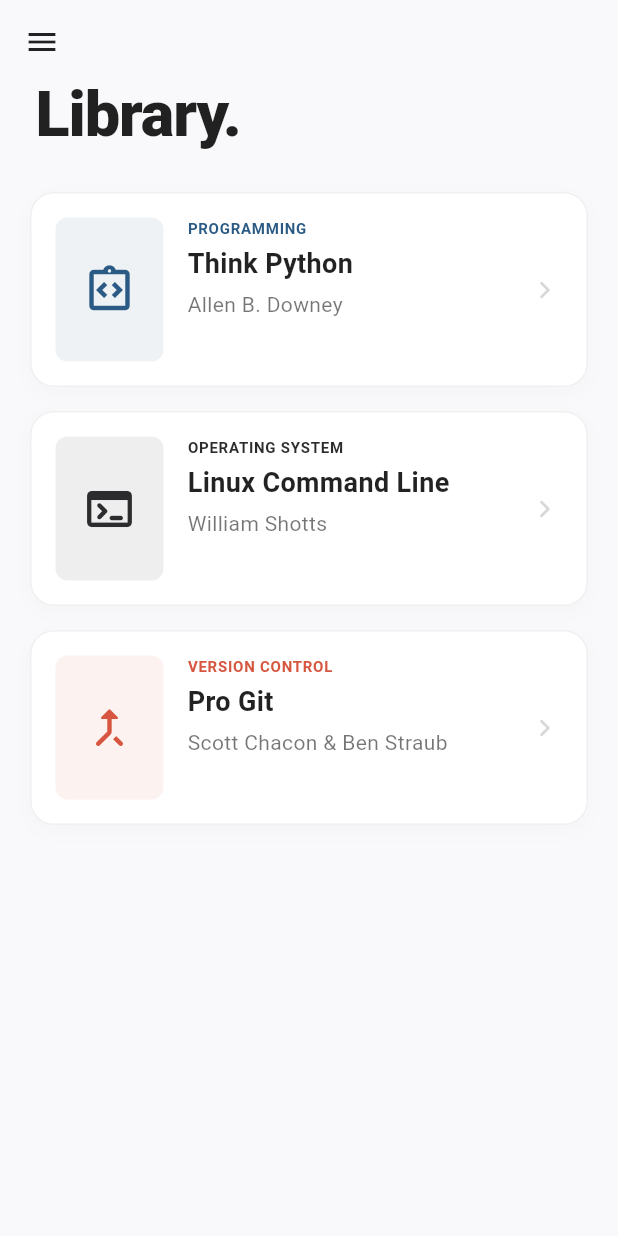
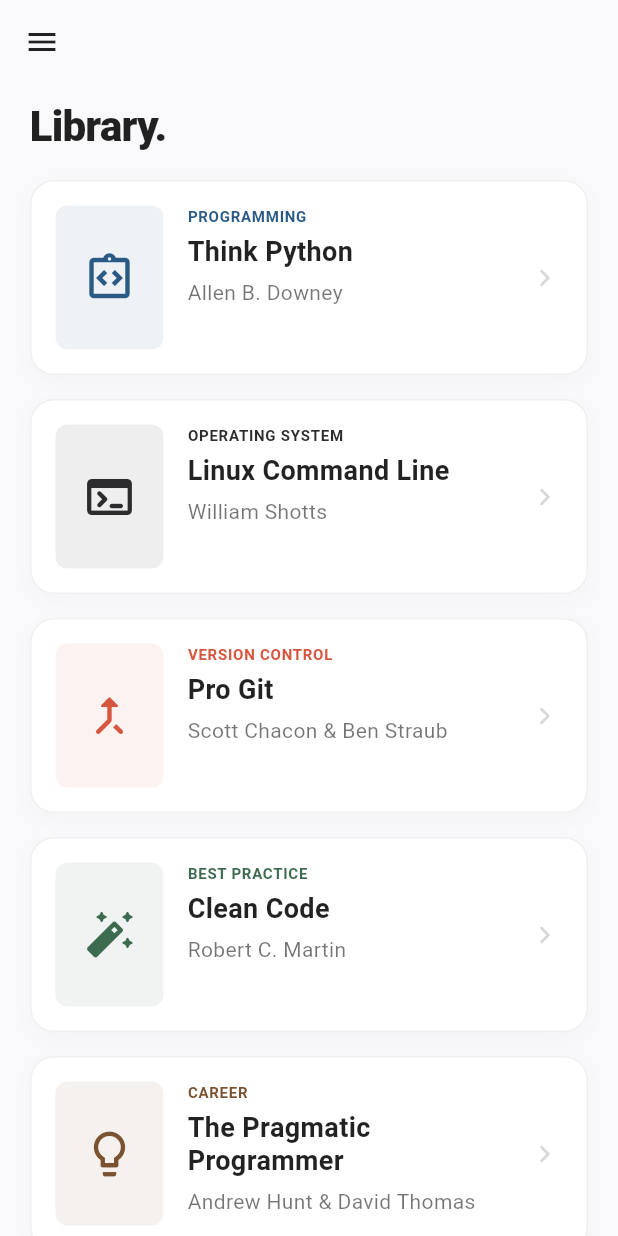
Before and after one commit to afrizalfikrii/l200230195-flutter-navigasi-dan-route, a Flutter app: the screen it shows after launch, on a phone screen of 412 x 824 dp. Run offline on Flutter 3.47's test engine with Material 3 defaults, Android fonts, the phone set to English and light mode, and no system bars; missing offline and left inert: syncfusion_flutter_pdfviewer.

Commit message:
update: 10 buku dan dokumentasi terbaru

```diff
--- a/lib/main.dart
+++ b/lib/main.dart
@@ -57,7 +57,78 @@
     themeColor: Color(0xFFD6563F), // Soft Terracotta
     category: 'Version Control',
   ),
+  const Book(
+    title: 'Clean Code',
+    author: 'Robert C. Martin',
+    description:
+        'Panduan menulis kode yang bersih, mudah dibaca, dan mudah dipelihara. Buku ini sangat populer di kalangan software developer profesional.',
+    pdfAsset: 'assets/pdf/cleancode.pdf',
+    icon: Icons.auto_fix_high_rounded,
+    themeColor: Color(0xFF3D6B4F),
+    category: 'Best Practice',
+  ),
+  const Book(
+    title: 'The Pragmatic Programmer',
+    author: 'Andrew Hunt & David Thomas',
+    description:
+        'Buku klasik yang membahas cara berpikir dan bekerja layaknya programmer profesional. Penuh dengan tips praktis dan filosofi pengembangan software.',
+    pdfAsset: 'assets/pdf/pragmaticprogrammer.pdf',
+    icon: Icons.lightbulb_outline_rounded,
+    themeColor: Color(0xFF7A5230),
+    category: 'Career',
+  ),
+  const Book(
+    title: 'Introduction to Algorithms',
+    author: 'Cormen, Leiserson, Rivest & Stein',
+    description:
+        'Buku referensi utama algoritma dan struktur data yang digunakan di kampus-kampus terkemuka dunia. Membahas topik dari sorting hingga graph algorithms.',
+    pdfAsset: 'assets/pdf/introalgorithms.pdf',
+    icon: Icons.account_tree_outlined,
+    themeColor: Color(0xFF1A3A5C),
+    category: 'Algorithm',
+  ),
+  const Book(
+    title: 'Design Patterns',
+    author: 'Gang of Four',
+    description:
+        'Buku pola desain software yang menjadi standar industri. Memperkenalkan 23 design pattern yang sering dipakai dalam pengembangan software berorientasi objek.',
+    pdfAsset: 'assets/pdf/designpatterns.pdf',
+    icon: Icons.dashboard_customize_outlined,
+    themeColor: Color(0xFF5B3A6E),
+    category: 'Architecture',
+  ),
+  const Book(
+    title: 'Eloquent JavaScript',
+    author: 'Marijn Haverbeke',
+    description:
+        'Pengantar modern untuk bahasa JavaScript dan pemrograman web. Membahas dasar bahasa, DOM, Node.js, dan berbagai konsep penting lainnya secara mendalam.',
+    pdfAsset: 'assets/pdf/eloquentjavascript.pdf',
+    icon: Icons.javascript_rounded,
+    themeColor: Color(0xFF8A6A00),
+    category: 'Web Development',
+  ),
+  const Book(
+    title: 'Operating Systems: Three Easy Pieces',
+    author: 'Remzi & Andrea Arpaci-Dusseau',
+    description:
+        'Buku teks sistem operasi yang membahas tiga konsep utama: virtualisasi, concurrency, dan persistence. Ditulis dengan gaya yang mudah dipahami.',
+    pdfAsset: 'assets/pdf/ostep.pdf',
+    icon: Icons.memory_rounded,
+    themeColor: Color(0xFF2E4A3E),
+    category: 'Operating System',
+  ),
+  const Book(
+    title: 'Computer Networking: A Top-Down Approach',
+    author: 'Kurose & Ross',
+    description:
+        'Buku jaringan komputer paling banyak digunakan di perguruan tinggi. Membahas protokol jaringan dari lapisan aplikasi hingga lapisan fisik.',
+    pdfAsset: 'assets/pdf/computernetworking.pdf',
+    icon: Icons.lan_outlined,
+    themeColor: Color(0xFF1E4D7B),
+    category: 'Networking',
+  ),
 ];
+
 
 class MyApp extends StatelessWidget {
   const MyApp({super.key});
@@ -100,16 +171,17 @@
         physics: const BouncingScrollPhysics(),
         slivers: [
           SliverAppBar(
-            expandedHeight: 120,
             floating: false,
             pinned: true,
             backgroundColor: const Color(0xFFF9F9FB),
             elevation: 0,
             scrolledUnderElevation: 0.5,
             iconTheme: const IconThemeData(color: Colors.black87),
-            flexibleSpace: FlexibleSpaceBar(
-              titlePadding: const EdgeInsets.only(left: 24, bottom: 16),
-              title: Text(
+          ),
+          SliverToBoxAdapter(
+            child: Padding(
+              padding: const EdgeInsets.fromLTRB(20, 8, 20, 0),
+              child: Text(
                 title,
                 style: const TextStyle(
                   fontWeight: FontWeight.w800,
@@ -121,7 +193,7 @@
             ),
           ),
           SliverPadding(
-            padding: const EdgeInsets.symmetric(horizontal: 20, vertical: 8),
+            padding: const EdgeInsets.symmetric(horizontal: 20, vertical: 16),
             sliver: SliverList(
               delegate: SliverChildBuilderDelegate(
                 (context, index) {
```
Also changed, not shown: 8 other files.
